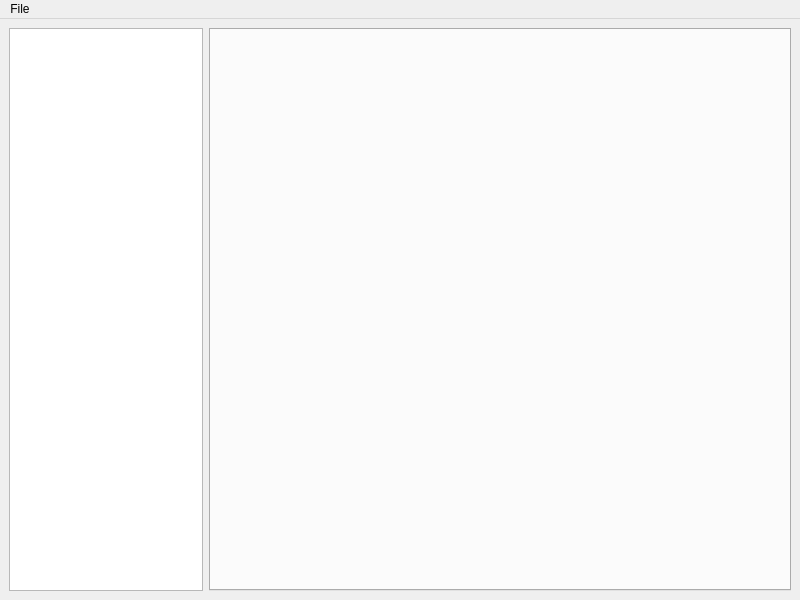
Above: mainwindow.ui from Sulik2000/SulikText before the change. Below: the same form after it.
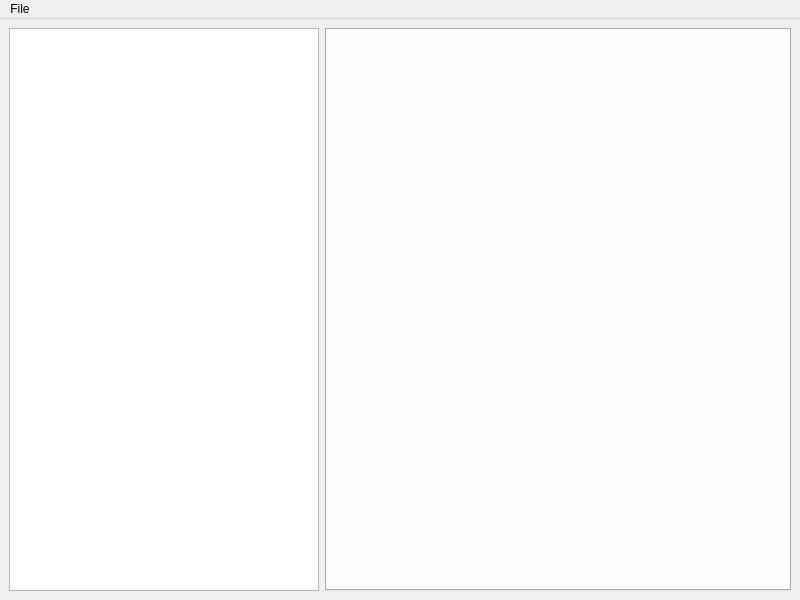
That is the form after the change.

Commit message: Added file directories and closing files properly

Patch:
```diff
--- a/mainwindow.ui
+++ b/mainwindow.ui
@@ -21,7 +21,7 @@
        <widget class="QTreeView" name="treeView">
         <property name="sizePolicy">
          <sizepolicy hsizetype="Expanding" vsizetype="Expanding">
-          <horstretch>1</horstretch>
+          <horstretch>2</horstretch>
           <verstretch>0</verstretch>
          </sizepolicy>
         </property>
```
The commit also changes 2 other files.
